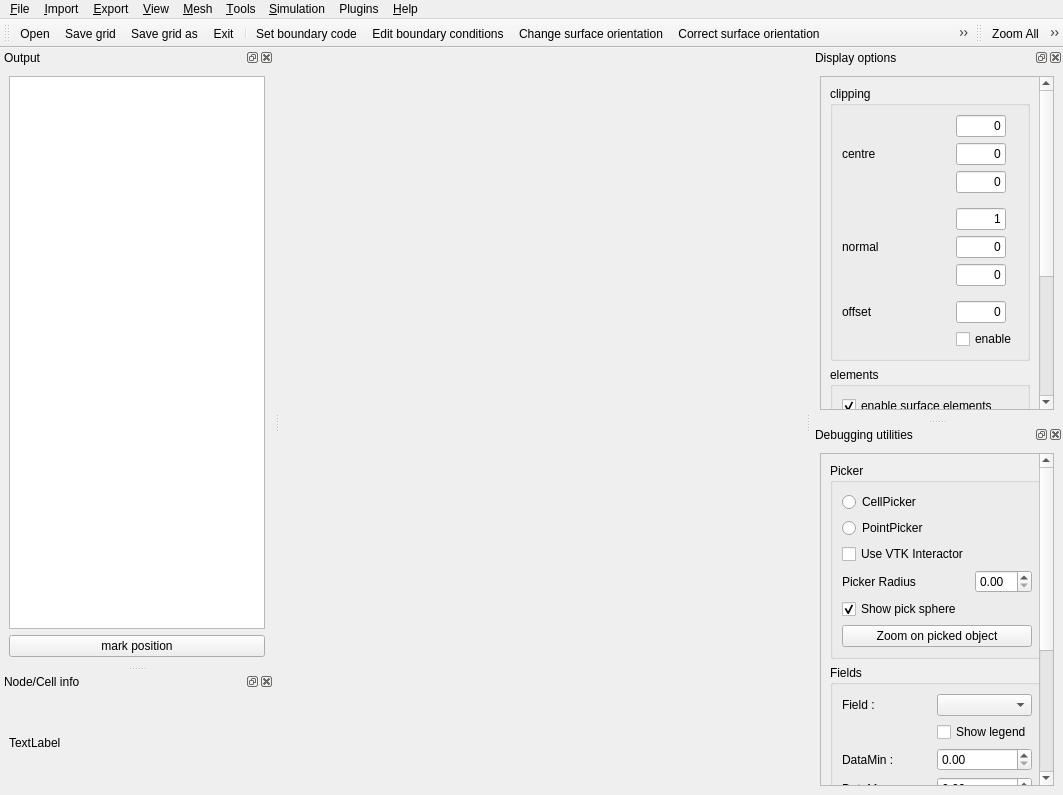
Above: src/libengrid/guimainwindow.ui from enGits/engrid before the change. Below: the same form after it.
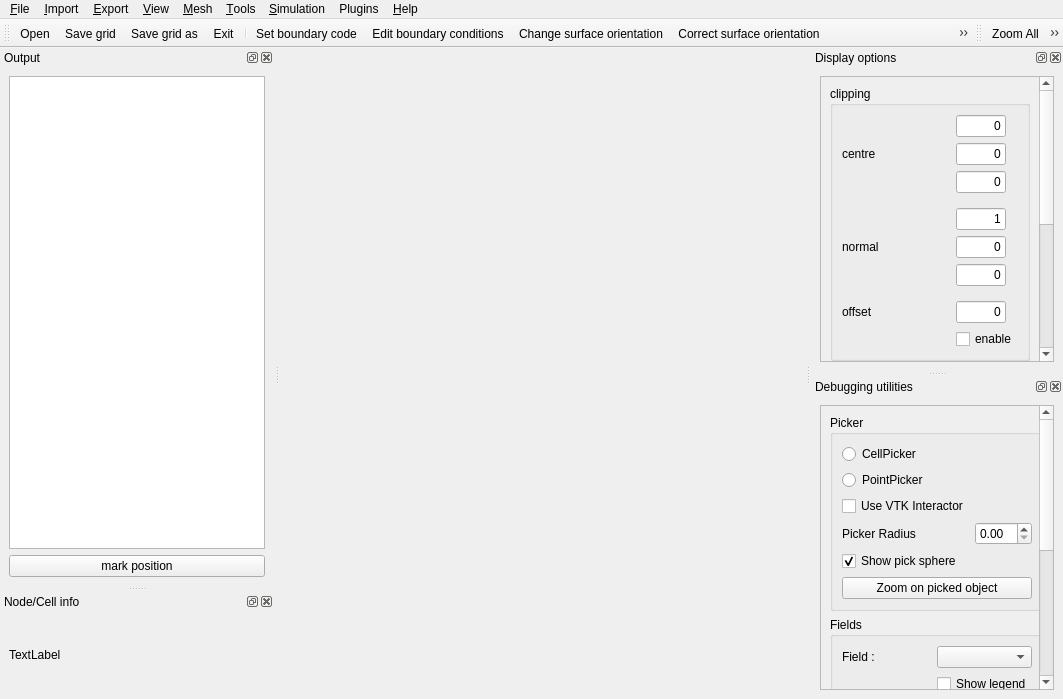
That is the form after the change. Icons and pictures are not drawn. Custom widgets are drawn as their Qt base class.

Patch:
```diff
--- a/src/libengrid/guimainwindow.ui
+++ b/src/libengrid/guimainwindow.ui
@@ -7,7 +7,7 @@
     <x>0</x>
     <y>0</y>
     <width>1063</width>
-    <height>795</height>
+    <height>699</height>
    </rect>
   </property>
   <property name="windowTitle">
@@ -22,7 +22,7 @@
     <item row="0" column="0">
      <widget class="QVTKWidget" name="qvtkWidget">
       <property name="sizePolicy">
-       <sizepolicy hsizetype="Expanding" vsizetype="Expanding">
+       <sizepolicy hsizetype="Maximum" vsizetype="Maximum">
         <horstretch>0</horstretch>
         <verstretch>0</verstretch>
        </sizepolicy>
@@ -296,8 +296,8 @@
          <rect>
           <x>0</x>
           <y>0</y>
-          <width>221</width>
-          <height>501</height>
+          <width>249</width>
+          <height>544</height>
          </rect>
         </property>
         <layout class="QVBoxLayout" name="verticalLayout_2">
@@ -688,8 +688,8 @@
          <rect>
           <x>0</x>
           <y>0</y>
-          <width>231</width>
-          <height>501</height>
+          <width>264</width>
+          <height>577</height>
          </rect>
         </property>
         <layout class="QVBoxLayout" name="verticalLayout_5">
```
Left out of the diff: 4 changed lines with no effect on the pictures.
